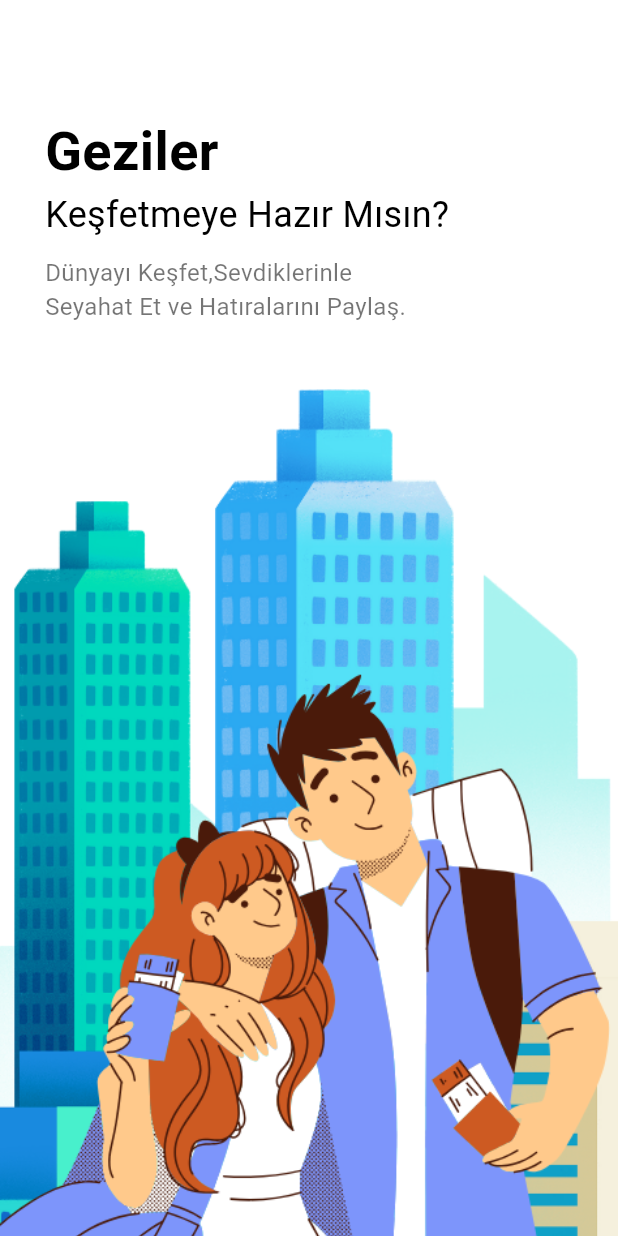
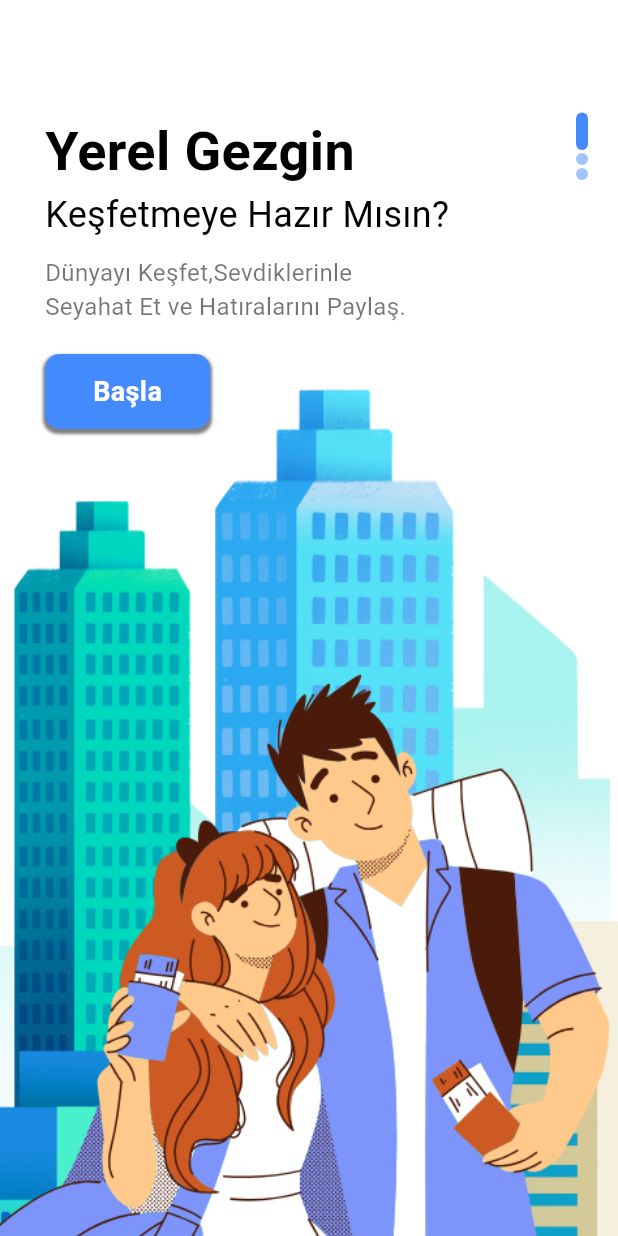
Before and after one commit to MehmetKagan/OUA-App, a Flutter app: the screen it shows after launch, on a phone screen of 412 x 824 dp. Run offline on Flutter 3.47's test engine with Material 3 defaults, Android fonts, the phone set to English and light mode, and no system bars.

Commit message:
Add button and slider dots

```diff
--- a/lib/pages/welcome_page.dart
+++ b/lib/pages/welcome_page.dart
@@ -1,6 +1,7 @@
 import 'package:flutter/material.dart';
 import 'package:oua_app/widgets/app_large_text.dart';
 import 'package:oua_app/widgets/app_text.dart';
+import 'package:oua_app/widgets/responsive_button.dart';
 
 class WelcomePage extends StatefulWidget {
   const WelcomePage({super.key});
@@ -36,11 +37,12 @@ class _WelcomePageState extends State<WelcomePage> {
               child: Container(
                 margin: const EdgeInsets.only(top:75, left:30, right: 20),
                 child: Row (
+                  mainAxisAlignment: MainAxisAlignment.spaceBetween,
                   children: [
                     Column(
                       crossAxisAlignment: CrossAxisAlignment.start,
                       children: [
-                        AppLargeText(text: "Geziler"),
+                        AppLargeText(text: "Yerel Gezgin"),
                         AppText(text: "Keşfetmeye Hazır Mısın?"),
                         SizedBox(height: 10,),
                         Container(
@@ -49,8 +51,26 @@ class _WelcomePageState extends State<WelcomePage> {
                             text:"Dünyayı Keşfet,Sevdiklerinle Seyahat Et ve Hatıralarını Paylaş.", size: 16,
                             color: Colors.black54
                           ),
-                        )
+                        ),
+                        SizedBox(height: 20,),
+                        ResponsiveButton(
+                          width:110,
+                          buttonText: "Başla",)
                       ],
+                    ),
+                    Column(
+                      children: List.generate(3, (indexDots) {
+                        return Container(
+                          margin: const EdgeInsets.only(bottom: 2),
+                          width: 8,
+                          height: index==indexDots?25:8,
+                            decoration: BoxDecoration(
+                              borderRadius: BorderRadius.circular(8),
+                              color: index==indexDots?Colors.blueAccent:Colors.blueAccent.withOpacity(0.5)
+                            ),
+                        );
+                      },
+                      )
                     )
                   ],
                 )
--- /dev/null
+++ b/lib/widgets/responsive_button.dart
@@ -0,0 +1,39 @@
+import 'package:flutter/cupertino.dart';
+import 'package:flutter/material.dart';
+
+class ResponsiveButton extends StatelessWidget {
+  bool? isResponsive;
+  double? width;
+  final String buttonText;
+  ResponsiveButton({super.key, this.width, this.isResponsive= false, required this.buttonText});
+
+  @override
+  Widget build(BuildContext context) {
+    return Container(
+      width: width,
+      height: 50,
+      decoration: BoxDecoration(
+        borderRadius: BorderRadius.circular(10),
+        color: Colors.blueAccent,
+        boxShadow: [
+          BoxShadow(
+            color: Colors.black54.withOpacity(0.5),
+            spreadRadius: 1,
+            blurRadius: 1,
+            offset: Offset(0, 2),
+          )
+        ]
+      ),
+    child: Center( // Metni butonun ortasına yerleştirmek için Center widget'ını kullanıyoruz
+    child: Text(
+    buttonText, // Buton üzerindeki metin
+    style: TextStyle(
+    color: Colors.white, // Metnin rengi (beyaz)
+    fontSize: 18, // Metnin font boyutu
+    fontWeight: FontWeight.bold, // Metnin kalınlığı
+    ),
+    ),
+    ),
+    );
+  }
+}
```
Also changed, not shown: lib/navpages/main_page.dart (added).
